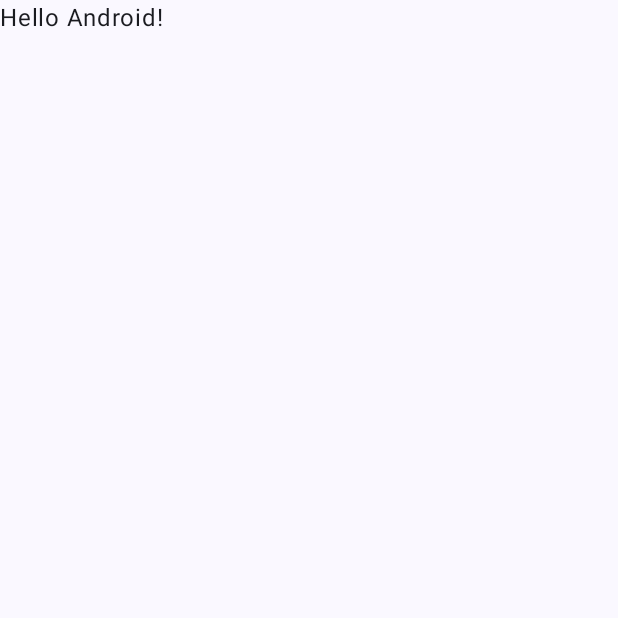
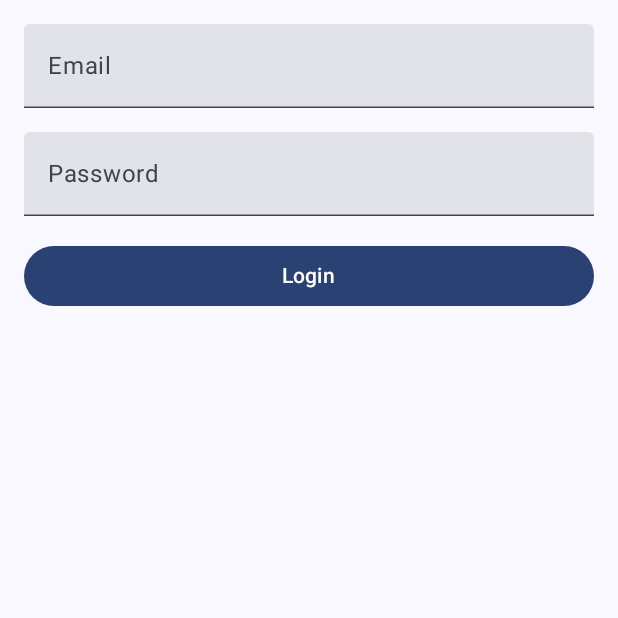
Before and after one commit to Sangorny/Cleanly, an Android app built with Jetpack Compose: the screen it shows after launch (MainActivity), on a phone screen of 412 x 824 dp, the top half of it. Before the commit the part shown is almost empty. Run offline under Robolectric (Android 15) with nearby library versions, the light colour scheme and no system bars.

Commit message:
Added firebase, added a simple login UI to test

```diff
--- a/app/src/main/AndroidManifest.xml
+++ b/app/src/main/AndroidManifest.xml
@@ -16,7 +16,8 @@
             android:name=".MainActivity"
             android:exported="true"
             android:label="@string/app_name"
-            android:theme="@style/Theme.Cleanly">
+            android:theme="@style/Theme.Cleanly"
+            android:screenOrientation="portrait">
             <intent-filter>
                 <action android:name="android.intent.action.MAIN" />
 
--- a/app/src/main/java/com/cleanly/MainActivity.kt
+++ b/app/src/main/java/com/cleanly/MainActivity.kt
@@ -4,28 +4,71 @@ import android.os.Bundle
 import androidx.activity.ComponentActivity
 import androidx.activity.compose.setContent
 import androidx.activity.enableEdgeToEdge
-import androidx.compose.foundation.layout.fillMaxSize
-import androidx.compose.foundation.layout.padding
-import androidx.compose.material3.Scaffold
-import androidx.compose.material3.Text
-import androidx.compose.runtime.Composable
+import androidx.compose.foundation.layout.*
+import androidx.compose.material3.*
+import androidx.compose.runtime.*
 import androidx.compose.ui.Modifier
+import androidx.compose.ui.text.input.PasswordVisualTransformation
 import androidx.compose.ui.tooling.preview.Preview
+import androidx.compose.ui.unit.dp
 import com.cleanly.ui.theme.CleanlyTheme
 
 class MainActivity : ComponentActivity() {
+
     override fun onCreate(savedInstanceState: Bundle?) {
         super.onCreate(savedInstanceState)
         enableEdgeToEdge()
         setContent {
             CleanlyTheme {
                 Scaffold(modifier = Modifier.fillMaxSize()) { innerPadding ->
-                    Greeting(
-                        name = "Android",
-                        modifier = Modifier.padding(innerPadding)
-                    )
+                    MainScreen(modifier = Modifier.padding(innerPadding))
                 }
             }
+        }
+    }
+}
+
+@Composable
+fun MainScreen(modifier: Modifier = Modifier) {
+    var email by remember { mutableStateOf("") }
+    var password by remember { mutableStateOf("") }
+    var showEmail by remember { mutableStateOf(false) }
+
+    Column(modifier = modifier.padding(16.dp)) {
+        // Campo de texto para el email
+        TextField(
+            value = email,
+            onValueChange = { email = it },
+            label = { Text("Email") },
+            modifier = Modifier
+                .fillMaxWidth()
+                .padding(bottom = 16.dp)
+        )
+
+        // Campo de texto para la contraseña (ocultando el texto)
+        TextField(
+            value = password,
+            onValueChange = { password = it },
+            label = { Text("Password") },
+            modifier = Modifier
+                .fillMaxWidth()
+                .padding(bottom = 16.dp),
+            visualTransformation = PasswordVisualTransformation()
+        )
+
+        // Botón de Login
+        Button(
+            onClick = { showEmail = true },
+            modifier = Modifier
+                .fillMaxWidth()
+                .padding(bottom = 16.dp)
+        ) {
+            Text("Login")
+        }
+
+        // Si showEmail es verdadero, mostramos el email ingresado
+        if (showEmail) {
+            Text(text = "Email entered: $email")
         }
     }
 }
@@ -42,6 +85,6 @@ fun Greeting(name: String, modifier: Modifier = Modifier) {
 @Composable
 fun GreetingPreview() {
     CleanlyTheme {
-        Greeting("Android")
+        MainScreen()
     }
 }
--- a/build.gradle.kts
+++ b/build.gradle.kts
@@ -2,4 +2,7 @@
 plugins {
     alias(libs.plugins.android.application) apply false
     alias(libs.plugins.kotlin.android) apply false
+
+    // Add the dependency for the Google services Gradle plugin
+    id("com.google.gms.google-services") version "4.3.15" apply false
 }
```
Also changed, not shown: app/build.gradle.kts (+15 -0 lines), gradle/libs.versions.toml (+8 -0 lines), 2 other files.
